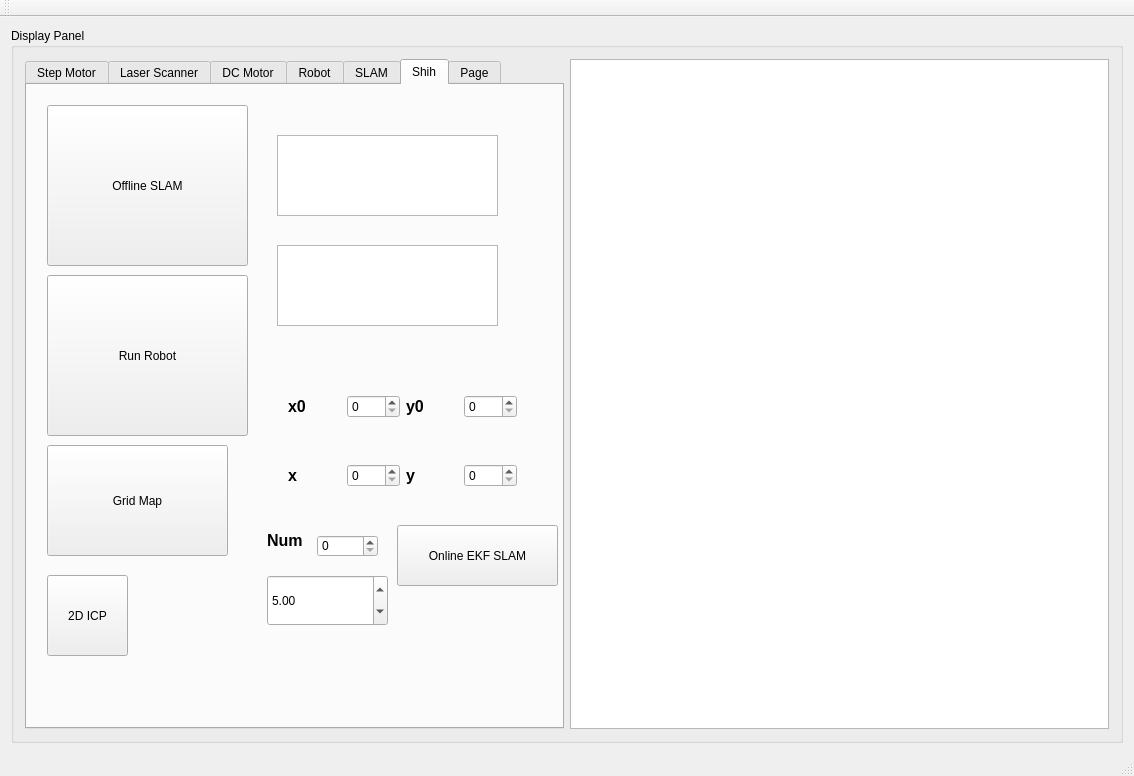
First picture: the form in eic_test.ui, repository bill-lee/EIC_Final, before the edit.
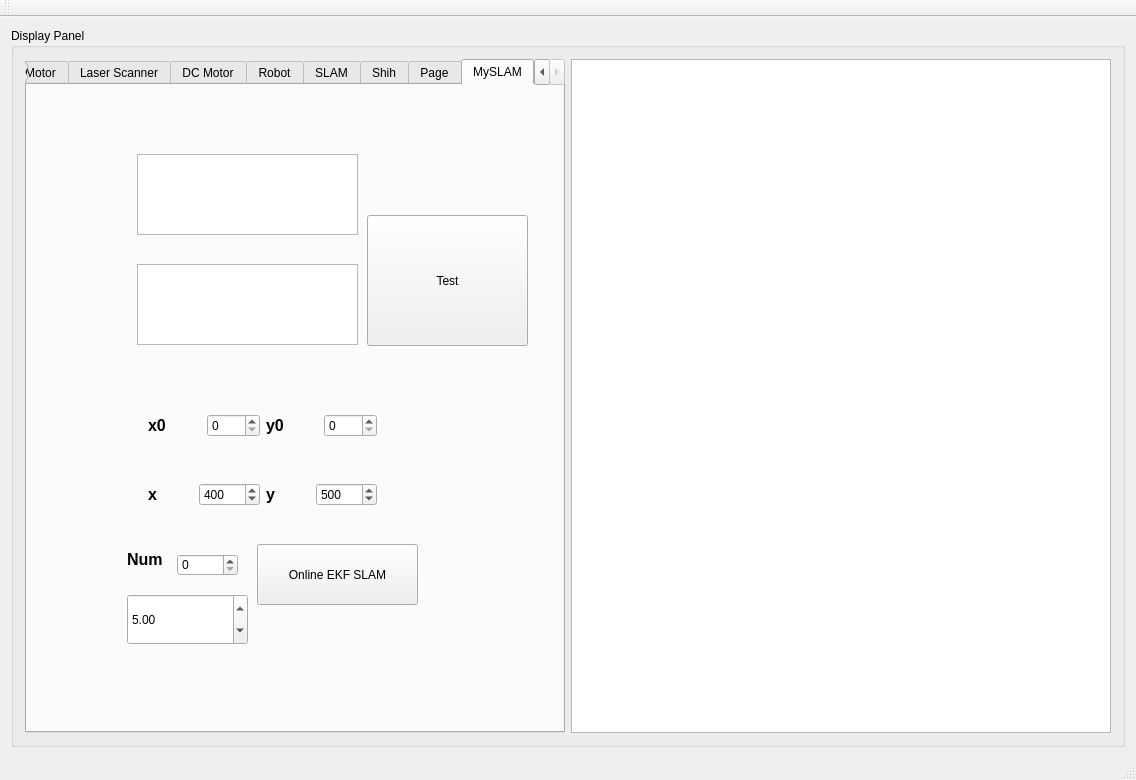
Second picture: the form after the edit.

```diff
--- a/eic_test.ui
+++ b/eic_test.ui
@@ -6,8 +6,8 @@
    <rect>
     <x>0</x>
     <y>0</y>
-    <width>1134</width>
-    <height>776</height>
+    <width>1136</width>
+    <height>780</height>
    </rect>
   </property>
   <property name="windowTitle">
@@ -24,7 +24,7 @@
        <item>
         <widget class="QTabWidget" name="tabWidget">
          <property name="currentIndex">
-          <number>5</number>
+          <number>7</number>
          </property>
          <widget class="QWidget" name="tab">
           <attribute name="title">
@@ -2129,43 +2129,99 @@
             <string>Grid Map</string>
            </property>
           </widget>
-          <widget class="QWidget" name="horizontalLayoutWidget">
+         </widget>
+         <widget class="QWidget" name="tab_4">
+          <attribute name="title">
+           <string>Page</string>
+          </attribute>
+          <widget class="QPushButton" name="pushButton_12">
            <property name="geometry">
             <rect>
-             <x>250</x>
-             <y>291</y>
-             <width>251</width>
+             <x>190</x>
+             <y>320</y>
+             <width>181</width>
+             <height>71</height>
+            </rect>
+           </property>
+           <property name="minimumSize">
+            <size>
+             <width>10</width>
+             <height>10</height>
+            </size>
+           </property>
+           <property name="text">
+            <string>Take Pic</string>
+           </property>
+          </widget>
+         </widget>
+         <widget class="QWidget" name="tab_8">
+          <attribute name="title">
+           <string>MySLAM</string>
+          </attribute>
+          <widget class="QLabel" name="label">
+           <property name="geometry">
+            <rect>
+             <x>100</x>
+             <y>459</y>
+             <width>51</width>
+             <height>31</height>
+            </rect>
+           </property>
+           <property name="text">
+            <string>&lt;html&gt;&lt;head/&gt;&lt;body&gt;&lt;p&gt;&lt;span style=&quot; font-size:12pt; font-weight:600;&quot;&gt;Num&lt;/span&gt;&lt;/p&gt;&lt;/body&gt;&lt;/html&gt;</string>
+           </property>
+          </widget>
+          <widget class="QTextBrowser" name="textBrowser_slam_2">
+           <property name="geometry">
+            <rect>
+             <x>110</x>
+             <y>179</y>
+             <width>221</width>
+             <height>81</height>
+            </rect>
+           </property>
+          </widget>
+          <widget class="QDoubleSpinBox" name="doubleSpinBox">
+           <property name="geometry">
+            <rect>
+             <x>100</x>
+             <y>509</y>
+             <width>121</width>
+             <height>51</height>
+            </rect>
+           </property>
+           <property name="value">
+            <double>5.000000000000000</double>
+           </property>
+          </widget>
+          <widget class="QPushButton" name="pushButton_slam_EKFslam">
+           <property name="geometry">
+            <rect>
+             <x>230</x>
+             <y>459</y>
+             <width>161</width>
              <height>61</height>
             </rect>
            </property>
-           <layout class="QHBoxLayout" name="horizontalLayout_5">
-            <item>
-             <widget class="QLabel" name="label_23">
-              <property name="text">
-               <string>&lt;html&gt;&lt;head/&gt;&lt;body&gt;&lt;p&gt;&lt;span style=&quot; font-size:12pt; font-weight:600;&quot;&gt;x0&lt;/span&gt;&lt;/p&gt;&lt;/body&gt;&lt;/html&gt;</string>
-              </property>
-             </widget>
-            </item>
-            <item>
-             <widget class="QSpinBox" name="spinBox_slam_x0"/>
-            </item>
-            <item>
-             <widget class="QLabel" name="label_25">
-              <property name="text">
-               <string>&lt;html&gt;&lt;head/&gt;&lt;body&gt;&lt;p&gt;&lt;span style=&quot; font-size:12pt; font-weight:600;&quot;&gt;y0&lt;/span&gt;&lt;/p&gt;&lt;/body&gt;&lt;/html&gt;</string>
-              </property>
-             </widget>
-            </item>
-            <item>
-             <widget class="QSpinBox" name="spinBox_slam_y0"/>
-            </item>
-           </layout>
+           <property name="text">
+            <string>Online EKF SLAM</string>
+           </property>
+          </widget>
+          <widget class="QTextBrowser" name="textBrowser_slam">
+           <property name="geometry">
+            <rect>
+             <x>110</x>
+             <y>69</y>
+             <width>221</width>
+             <height>81</height>
+            </rect>
+           </property>
           </widget>
           <widget class="QWidget" name="horizontalLayoutWidget_2">
            <property name="geometry">
             <rect>
-             <x>250</x>
-             <y>360</y>
+             <x>110</x>
+             <y>379</y>
              <width>251</width>
              <height>61</height>
             </rect>
@@ -2179,7 +2235,14 @@
              </widget>
             </item>
             <item>
-             <widget class="QSpinBox" name="spinBox_slam_x"/>
+             <widget class="QSpinBox" name="spinBox_slam_x">
+              <property name="maximum">
+               <number>10000</number>
+              </property>
+              <property name="value">
+               <number>400</number>
+              </property>
+             </widget>
             </item>
             <item>
              <widget class="QLabel" name="label_26">
@@ -2189,95 +2252,70 @@
              </widget>
             </item>
             <item>
-             <widget class="QSpinBox" name="spinBox_slam_y"/>
+             <widget class="QSpinBox" name="spinBox_slam_y">
+              <property name="maximum">
+               <number>10000</number>
+              </property>
+              <property name="value">
+               <number>500</number>
+              </property>
+             </widget>
             </item>
            </layout>
           </widget>
-          <widget class="QPushButton" name="pushButton_slam_EKFslam">
-           <property name="geometry">
-            <rect>
-             <x>370</x>
-             <y>440</y>
-             <width>161</width>
-             <height>61</height>
-            </rect>
-           </property>
-           <property name="text">
-            <string>Online EKF SLAM</string>
-           </property>
-          </widget>
           <widget class="QSpinBox" name="spinBox_slam_sceneNum">
            <property name="geometry">
             <rect>
-             <x>290</x>
-             <y>450</y>
+             <x>150</x>
+             <y>469</y>
              <width>61</width>
              <height>22</height>
             </rect>
            </property>
           </widget>
-          <widget class="QLabel" name="label">
+          <widget class="QWidget" name="horizontalLayoutWidget">
            <property name="geometry">
             <rect>
-             <x>240</x>
-             <y>440</y>
-             <width>51</width>
-             <height>31</height>
+             <x>110</x>
+             <y>310</y>
+             <width>251</width>
+             <height>61</height>
             </rect>
            </property>
-           <property name="text">
-            <string>&lt;html&gt;&lt;head/&gt;&lt;body&gt;&lt;p&gt;&lt;span style=&quot; font-size:12pt; font-weight:600;&quot;&gt;Num&lt;/span&gt;&lt;/p&gt;&lt;/body&gt;&lt;/html&gt;</string>
-           </property>
+           <layout class="QHBoxLayout" name="horizontalLayout_5">
+            <item>
+             <widget class="QLabel" name="label_23">
+              <property name="text">
+               <string>&lt;html&gt;&lt;head/&gt;&lt;body&gt;&lt;p&gt;&lt;span style=&quot; font-size:12pt; font-weight:600;&quot;&gt;x0&lt;/span&gt;&lt;/p&gt;&lt;/body&gt;&lt;/html&gt;</string>
+              </property>
+             </widget>
+            </item>
+            <item>
+             <widget class="QSpinBox" name="spinBox_slam_x0"/>
+            </item>
+            <item>
+             <widget class="QLabel" name="label_25">
+              <property name="text">
+               <string>&lt;html&gt;&lt;head/&gt;&lt;body&gt;&lt;p&gt;&lt;span style=&quot; font-size:12pt; font-weight:600;&quot;&gt;y0&lt;/span&gt;&lt;/p&gt;&lt;/body&gt;&lt;/html&gt;</string>
+              </property>
+             </widget>
+            </item>
+            <item>
+             <widget class="QSpinBox" name="spinBox_slam_y0"/>
+            </item>
+           </layout>
           </widget>
-          <widget class="QDoubleSpinBox" name="doubleSpinBox">
+          <widget class="QPushButton" name="pushButton_23">
            <property name="geometry">
             <rect>
-             <x>240</x>
-             <y>490</y>
-             <width>121</width>
-             <height>51</height>
-            </rect>
-           </property>
-           <property name="value">
-            <double>5.000000000000000</double>
-           </property>
-          </widget>
-          <widget class="QTextBrowser" name="textBrowser_slam">
-           <property name="geometry">
-            <rect>
-             <x>250</x>
-             <y>50</y>
-             <width>221</width>
-             <height>81</height>
-            </rect>
-           </property>
-          </widget>
-          <widget class="QTextBrowser" name="textBrowser_slam_2">
-           <property name="geometry">
-            <rect>
-             <x>250</x>
-             <y>160</y>
-             <width>221</width>
-             <height>81</height>
-            </rect>
-           </property>
-          </widget>
-         </widget>
-         <widget class="QWidget" name="tab_4">
-          <attribute name="title">
-           <string>Page</string>
-          </attribute>
-          <widget class="QPushButton" name="pushButton_12">
-           <property name="geometry">
-            <rect>
-             <x>80</x>
+             <x>340</x>
              <y>130</y>
-             <width>201</width>
-             <height>161</height>
+             <width>161</width>
+             <height>131</height>
             </rect>
            </property>
            <property name="text">
-            <string>Take Pic</string>
+            <string>Test</string>
            </property>
           </widget>
          </widget>
```
Left out of the diff: 4 changed lines with no effect on the pictures.
